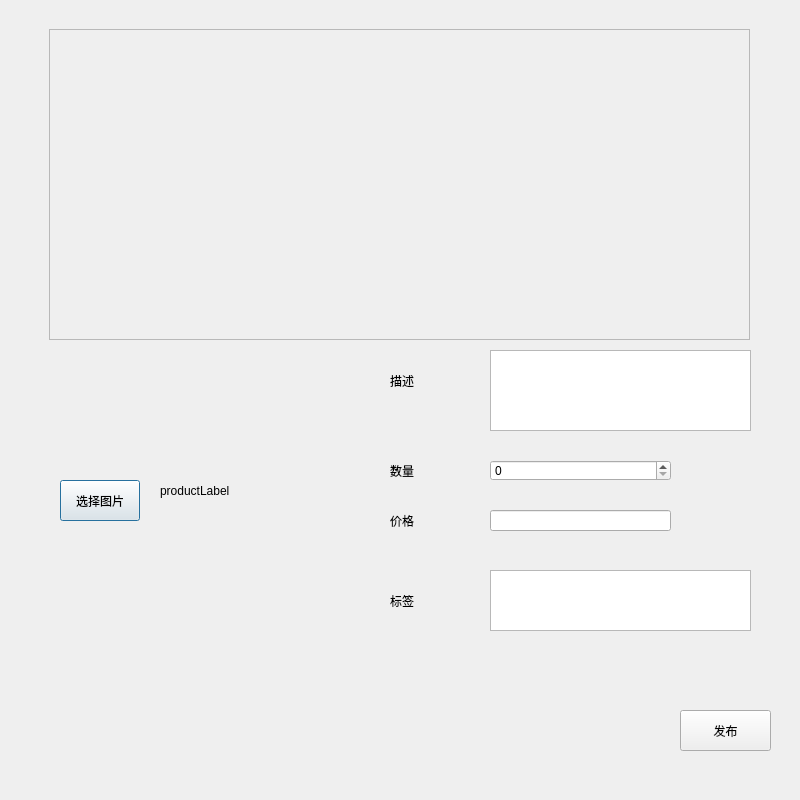
Above: Game/release.ui from woojoo520/Shopping before the change. Below: the same form after it.
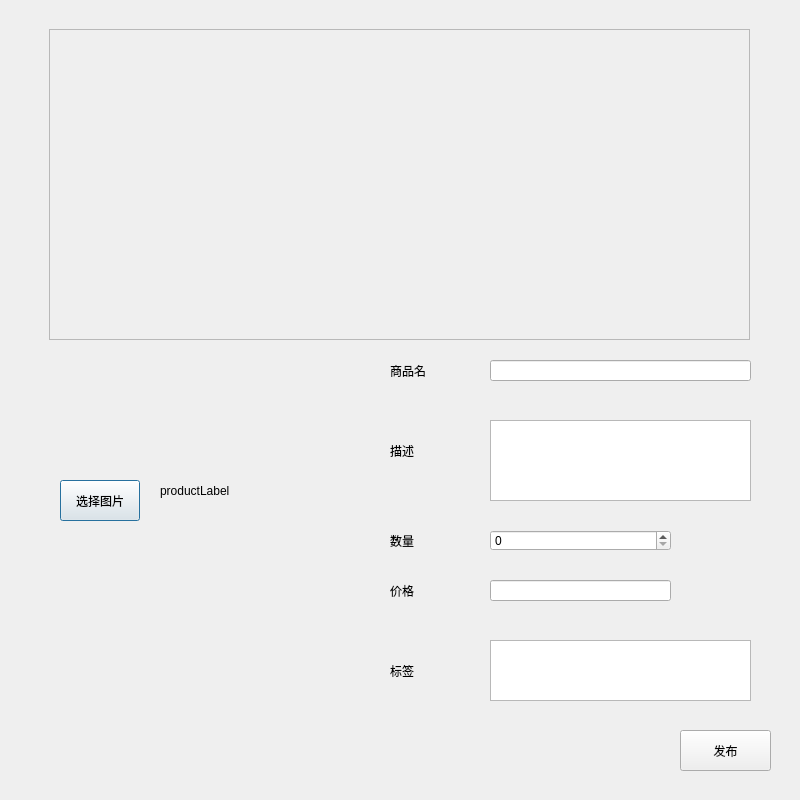
That is the form after the change.

The edit to the form file:
```diff
--- a/Game/release.ui
+++ b/Game/release.ui
@@ -66,7 +66,7 @@
    <property name="geometry">
     <rect>
      <x>680</x>
-     <y>710</y>
+     <y>730</y>
      <width>91</width>
      <height>41</height>
     </rect>
@@ -79,7 +79,7 @@
    <property name="geometry">
     <rect>
      <x>390</x>
-     <y>370</y>
+     <y>440</y>
      <width>61</width>
      <height>21</height>
     </rect>
@@ -92,7 +92,7 @@
    <property name="geometry">
     <rect>
      <x>490</x>
-     <y>350</y>
+     <y>420</y>
      <width>261</width>
      <height>81</height>
     </rect>
@@ -102,7 +102,7 @@
    <property name="geometry">
     <rect>
      <x>390</x>
-     <y>460</y>
+     <y>530</y>
      <width>61</width>
      <height>21</height>
     </rect>
@@ -115,7 +115,7 @@
    <property name="geometry">
     <rect>
      <x>490</x>
-     <y>460</y>
+     <y>530</y>
      <width>181</width>
      <height>21</height>
     </rect>
@@ -125,7 +125,7 @@
    <property name="geometry">
     <rect>
      <x>390</x>
-     <y>510</y>
+     <y>580</y>
      <width>61</width>
      <height>21</height>
     </rect>
@@ -138,7 +138,7 @@
    <property name="geometry">
     <rect>
      <x>490</x>
-     <y>510</y>
+     <y>580</y>
      <width>181</width>
      <height>21</height>
     </rect>
@@ -148,7 +148,7 @@
    <property name="geometry">
     <rect>
      <x>390</x>
-     <y>590</y>
+     <y>660</y>
      <width>61</width>
      <height>21</height>
     </rect>
@@ -161,12 +161,35 @@
    <property name="geometry">
     <rect>
      <x>490</x>
-     <y>570</y>
+     <y>640</y>
      <width>261</width>
      <height>61</height>
     </rect>
    </property>
   </widget>
+  <widget class="QLabel" name="label_6">
+   <property name="geometry">
+    <rect>
+     <x>390</x>
+     <y>360</y>
+     <width>61</width>
+     <height>21</height>
+    </rect>
+   </property>
+   <property name="text">
+    <string>商品名</string>
+   </property>
+  </widget>
+  <widget class="QLineEdit" name="productName_Edit">
+   <property name="geometry">
+    <rect>
+     <x>490</x>
+     <y>360</y>
+     <width>261</width>
+     <height>21</height>
+    </rect>
+   </property>
+  </widget>
  </widget>
  <resources/>
  <connections/>
```
